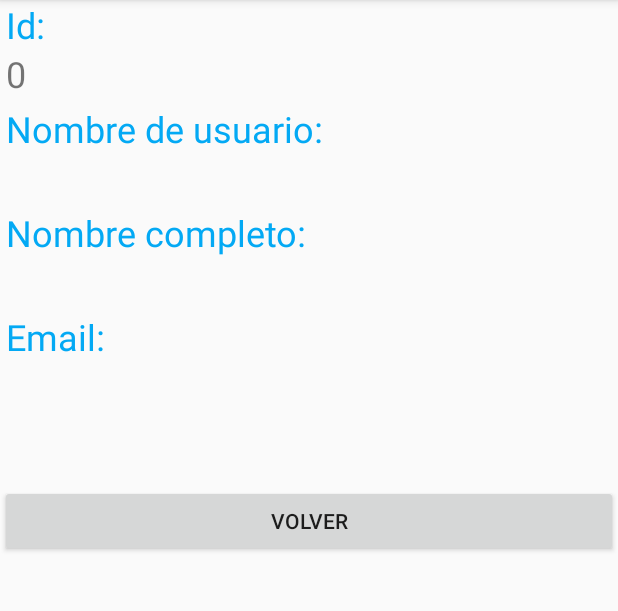
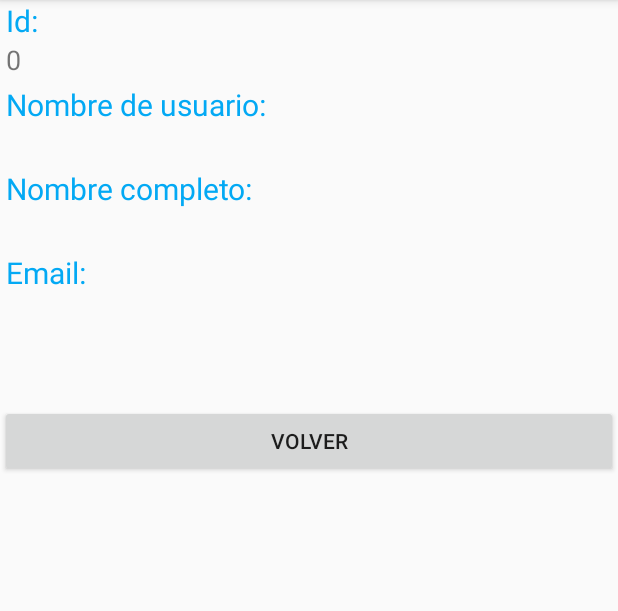
Before and after one commit to gonzalogabriel3/ProyectoFinalAndroid, an Android app: the PerfilUsuario screen opened directly, with no data from a screen before it, on a phone screen of 412 x 824 dp, the part 84-695 px from its top. Run offline under Robolectric (Android 15) with nearby library versions, the phone set to English and light mode, and no system bars; network calls fail.

Commit message:
Modifico estilo de activity "perfil de usuario"

```diff
--- a/app/src/main/res/layout/activity_perfil_usuario.xml
+++ b/app/src/main/res/layout/activity_perfil_usuario.xml
@@ -14,7 +14,7 @@
             android:paddingLeft="4sp"
             android:text="Id:"
             android:textColor="@color/colorAccent"
-            android:textSize="24sp"
+            android:textSize="20sp"
             tools:textColor="@android:color/holo_blue_dark" />
 
         <TextView
@@ -22,7 +22,7 @@
             android:layout_width="match_parent"
             android:layout_height="wrap_content"
             android:paddingLeft="4sp"
-            android:textSize="24sp" />
+            android:textSize="18sp" />
 
 
         <TextView
@@ -33,7 +33,7 @@
             android:paddingLeft="4sp"
             android:text="Nombre de usuario:"
             android:textColor="@color/colorAccent"
-            android:textSize="24sp"
+            android:textSize="20sp"
             tools:textColor="@color/colorAccent" />
 
         <TextView
@@ -41,7 +41,7 @@
             android:layout_width="match_parent"
             android:layout_height="wrap_content"
             android:paddingLeft="4sp"
-            android:textSize="24sp" />
+            android:textSize="18sp" />
 
         <TextView
             android:id="@+id/tv_2"
@@ -51,14 +51,14 @@
             android:paddingLeft="4sp"
             android:text="Nombre completo:"
             android:textColor="@color/colorAccent"
-            android:textSize="24sp" />
+            android:textSize="20sp" />
 
         <TextView
             android:id="@+id/tv_nombre"
             android:layout_width="match_parent"
             android:layout_height="wrap_content"
             android:paddingLeft="4sp"
-            android:textSize="24sp" />
+            android:textSize="18sp" />
 
         <TextView
             android:id="@+id/tv_3"
@@ -68,14 +68,14 @@
             android:paddingLeft="4sp"
             android:text="Email:"
             android:textColor="@color/colorAccent"
-            android:textSize="24sp" />
+            android:textSize="20sp" />
 
         <TextView
             android:id="@+id/tv_email"
             android:layout_width="match_parent"
             android:layout_height="wrap_content"
             android:paddingLeft="4sp"
-            android:textSize="24sp" />
+            android:textSize="18sp" />
 
         <Button
             android:id="@+id/button"
```
